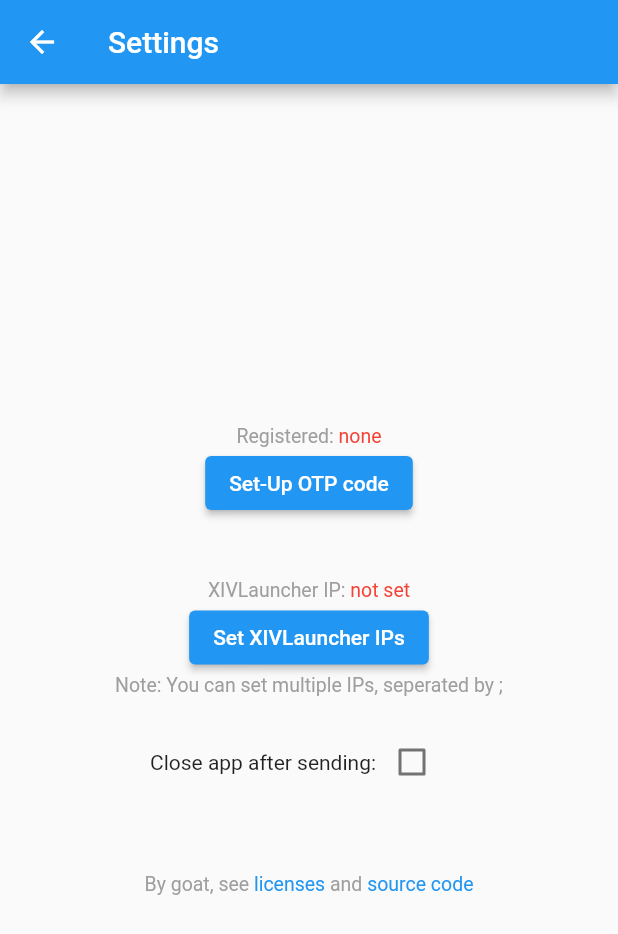
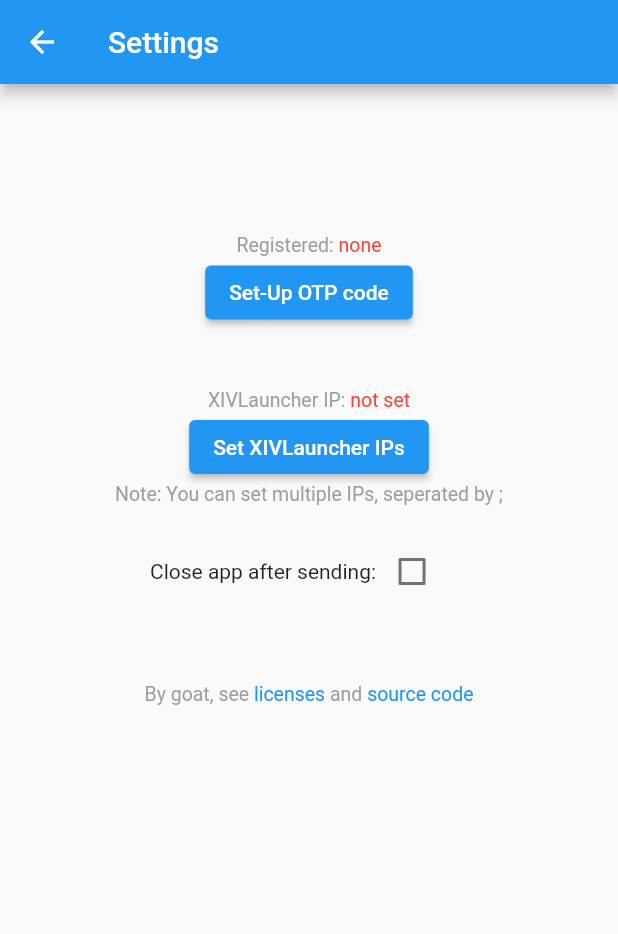
Before and after one commit to goaaats/xl-authenticator, a Flutter app: the screen it shows after launch, on a phone screen of 412 x 824 dp. Shown: the top 934 px of the screen. Run offline on Flutter 3.47's test engine with Material 2 defaults, Android fonts, the phone set to English and light mode, and no system bars; our stand-ins replace flutter_secure_storage, fluttertoast, shared_preferences; missing offline and left inert: otp, prompt_dialog, qr_code_scanner.

```diff
--- a/lib/main.dart
+++ b/lib/main.dart
@@ -12,11 +12,12 @@ class MyApp extends StatelessWidget {
     return MaterialApp(
       title: 'XL Authenticator',
       theme: ThemeData(
-        primarySwatch: Colors.blue,
         brightness: Brightness.light,
+        colorScheme: ColorScheme.light(primary: Colors.blue, secondary: Colors.blueAccent),
       ),
       darkTheme: ThemeData(
        brightness: Brightness.dark,
+        colorScheme: ColorScheme.dark(primary: Colors.blue, secondary: Colors.blueAccent),
       ),
       home: HomePage(title: 'XIVLauncher Authenticator'),
     );
--- a/lib/set.dart
+++ b/lib/set.dart
@@ -59,12 +59,14 @@ class _SettingsPageState extends State<SettingsPage> {
     return Scaffold(
       appBar: AppBar(
         title: Text("Settings"),
-        brightness: Brightness.dark,
       ),
-      body: Center(
+      body: SingleChildScrollView(
         child: Column(
           mainAxisAlignment: MainAxisAlignment.center,
           children: <Widget>[
+            Padding(
+              padding: EdgeInsets.only(top: 100.0),
+            ),
             RichText(
                 text: TextSpan(
               style: defaultStyle,
@@ -185,7 +187,7 @@ class _SettingsPageState extends State<SettingsPage> {
                   ],
                 )),
             Padding(
-                padding: EdgeInsets.only(top: 50, left: 10, right: 10),
+                padding: EdgeInsets.only(top: 50, left: 10, right: 10, bottom: 100),
                 child: RichText(
                     text: TextSpan(
                   style: defaultStyle,
```
Also changed, not shown: lib/home.dart (+6 -8 lines).
